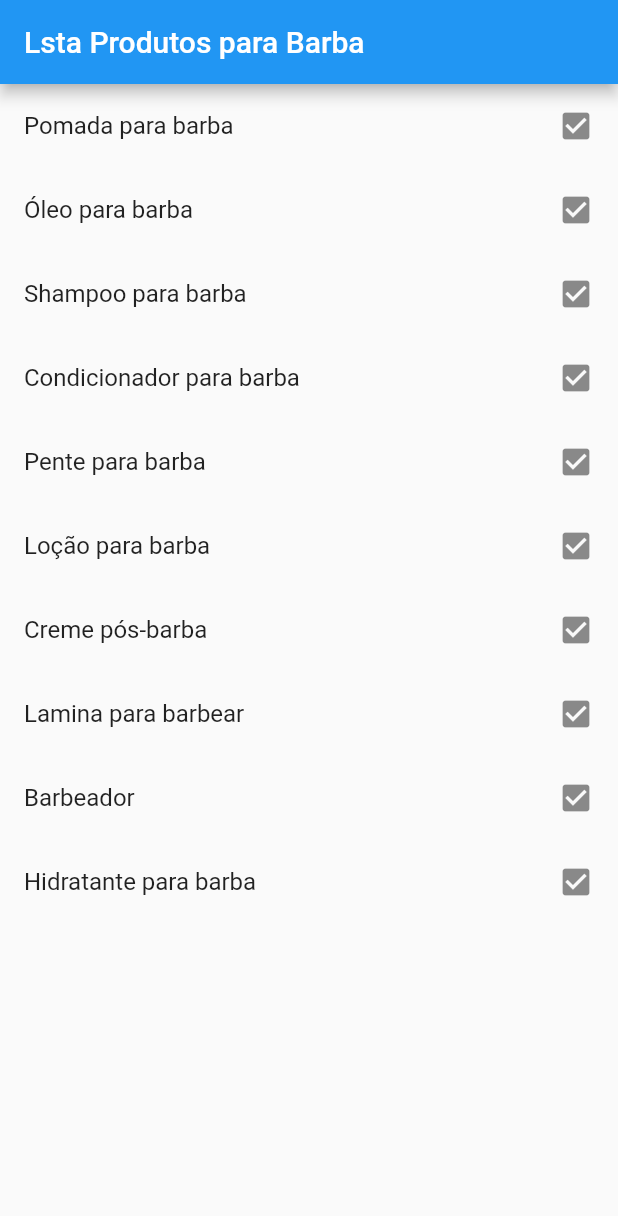
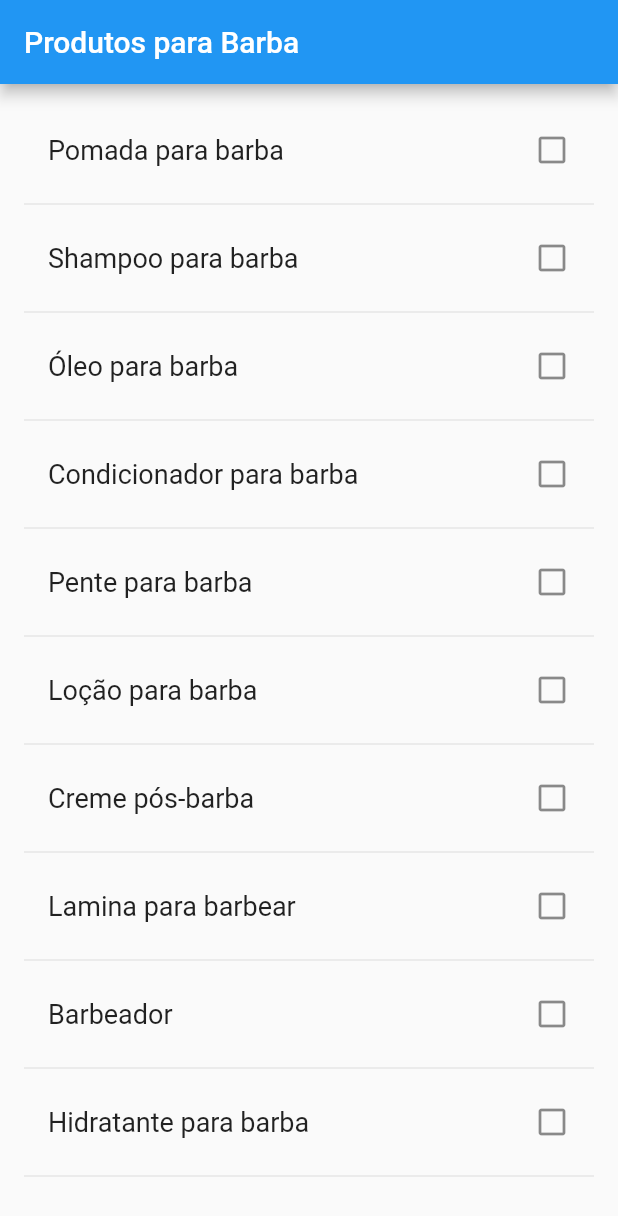
Before and after one commit to RafaelS7M/listadecompras, a Flutter app: the screen it shows after launch, on a phone screen of 412 x 824 dp. Shown: the top 1216 px of the screen. Run offline on Flutter 3.47's test engine with Material 2 defaults, Android fonts, the phone set to English and light mode, and no system bars.

Commit message:
lista de produtos

```diff
--- a/lib/main.dart
+++ b/lib/main.dart
@@ -1,63 +1,62 @@
 import 'package:flutter/material.dart';
+
 void main() => runApp(MyApp());
 
 class MyApp extends StatelessWidget {
   @override
   Widget build(BuildContext context) {
-    final title = 'Lsta Produtos para Barba';
+    return MaterialApp(title: 'Lista de Produtos', home: Lista());
+  }
+}
 
-    return MaterialApp(
-      title: title,
-      home: Scaffold(
-        appBar: AppBar(
-          title: Text(title),
-        ),
-        body: ListView(
-          children: <Widget>[
-            ListTile(
-              trailing: Icon(Icons.check_box),
-              title: Text('Pomada para barba'),
-            ),
-            ListTile(
-              trailing: Icon(Icons.check_box),
-              title: Text('Óleo para barba'),
-            ),
-            ListTile(
-              trailing: Icon(Icons.check_box),
-              title: Text('Shampoo para barba'),
-            ),
-
-             ListTile(
-              trailing: Icon(Icons.check_box),
-              title: Text('Condicionador para barba'),
-            ),
-              ListTile(
-              trailing: Icon(Icons.check_box),
-              title: Text('Pente para barba'),
-            ),
-            ListTile(
-              trailing: Icon(Icons.check_box),
-              title: Text('Loção para barba'),
-            ),
-            ListTile(
-              trailing: Icon(Icons.check_box),
-              title: Text('Creme pós-barba'),
-            ),
-            ListTile(
-              trailing: Icon(Icons.check_box),
-              title: Text('Lamina para barbear'),
-            ),
-            ListTile(
-              trailing: Icon(Icons.check_box),
-              title: Text('Barbeador'),
-            ),
-            ListTile(
-              trailing: Icon(Icons.check_box),
-              title: Text('Hidratante para barba'),
-            ),
-          ],
-        ),
+class ListaState extends State<Lista> {
+  final _suggestions = <String>["Pomada para barba", "Shampoo para barba", "Óleo para barba", "Condicionador para barba", "Pente para barba", "Loção para barba", "Creme pós-barba", "Lamina para barbear", "Barbeador", "Hidratante para barba"];
+  final Set<String> _saved = Set<String>();
+  final _biggerFont = const TextStyle(fontSize: 18.0);
+  @override
+  Widget build(BuildContext context) {
+    return Scaffold(
+      appBar: AppBar(
+        title: Text('Produtos para Barba'),
       ),
+      body: buildSuggestions(),
     );
   }
+
+  Widget buildSuggestions() {
+    return ListView.builder(
+        padding: const EdgeInsets.all(16.0),
+        itemBuilder: (context, i) {
+          if (i.isOdd) return Divider();
+          final index = i ~/ 2;
+          if (index >= _suggestions.length) {
+           return null;
+          }
+          return _buildRow(_suggestions[index]);
+        });
+  }
+
+  Widget _buildRow(String produto) {
+    final bool alreadySaved = _saved.contains(produto);
+    return ListTile(
+        title: Text(produto, style:_biggerFont,),
+        trailing: Icon(
+          alreadySaved ? Icons.check_box : Icons.check_box_outline_blank,
+          color: alreadySaved ? Colors.blue : null,
+        ),
+        onTap: () {
+          setState(() {
+            if (alreadySaved) {
+              _saved.remove(produto);
+            } else {
+              _saved.add(produto);
+            }
+          });
+        });
+  }
 }
+
+class Lista extends StatefulWidget {
+  @override
+  ListaState createState() => ListaState();
+}
```
